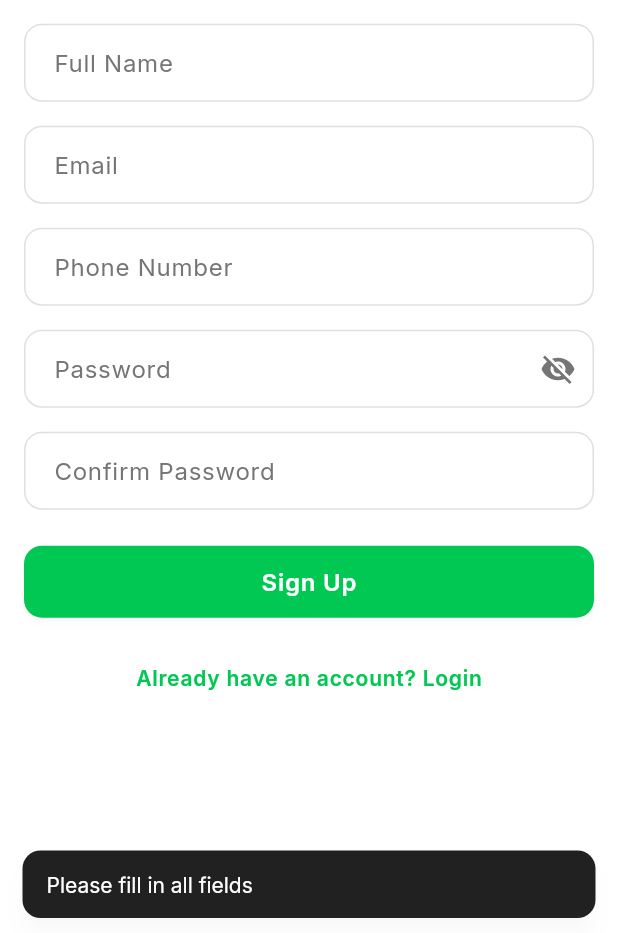
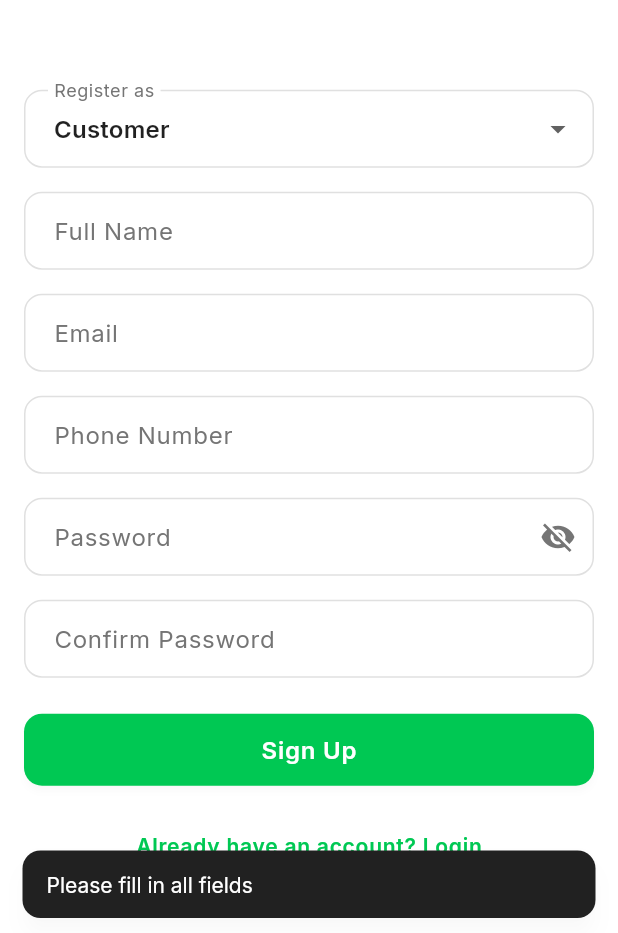
Before and after one commit to omokh1234-creator/egyzone, a Flutter app: the RegisterScreen screen opened by its route, after a tap on "Sign Up", on a phone screen of 412 x 824 dp, the part 303-1236 px from its top. Run offline on Flutter 3.47's test engine with Material 3 defaults, Android fonts, the phone set to English and light mode, and no system bars; our stand-ins replace cached_network_image, connectivity_plus, flutter_rating_bar, flutter_svg, fluttertoast, google_fonts and 3 more; accounts and stored records are empty; network calls fail.

Commit message:
Revert role selection removal from register screen

```diff
--- a/lib/presentation/register_screen/register_screen.dart
+++ b/lib/presentation/register_screen/register_screen.dart
@@ -20,6 +20,7 @@ class _RegisterScreenState extends State<RegisterScreen> {
   final _phoneController = TextEditingController();
   bool _obscurePassword = true;
   bool _isLoading = false;
+  String _selectedRole = 'Customer';
 
   Future<void> _register() async {
     final fullName = _nameController.text.trim();
@@ -77,6 +78,7 @@ class _RegisterScreenState extends State<RegisterScreen> {
           'email': email,
           'password': password,
           'phoneNumber': phoneNumber,
+          'role': _selectedRole,
         }),
       );
 
@@ -191,6 +193,21 @@ class _RegisterScreenState extends State<RegisterScreen> {
                       ],
                     ),
                   ),
+                  const SizedBox(height: 60),
+                  DropdownButtonFormField<String>(
+                    value: _selectedRole,
+                    decoration: const InputDecoration(
+                      labelText: 'Register as',
+                      border: OutlineInputBorder(),
+                    ),
+                    items: const [
+                      DropdownMenuItem(value: 'Customer', child: Text('Customer')),
+                      DropdownMenuItem(value: 'Seller', child: Text('Seller')),
+                    ],
+                    onChanged: (value) {
+                      setState(() => _selectedRole = value ?? 'Customer');
+                    },
+                  ),
                   const SizedBox(height: 16),
                   TextField(
                     controller: _nameController,
```
